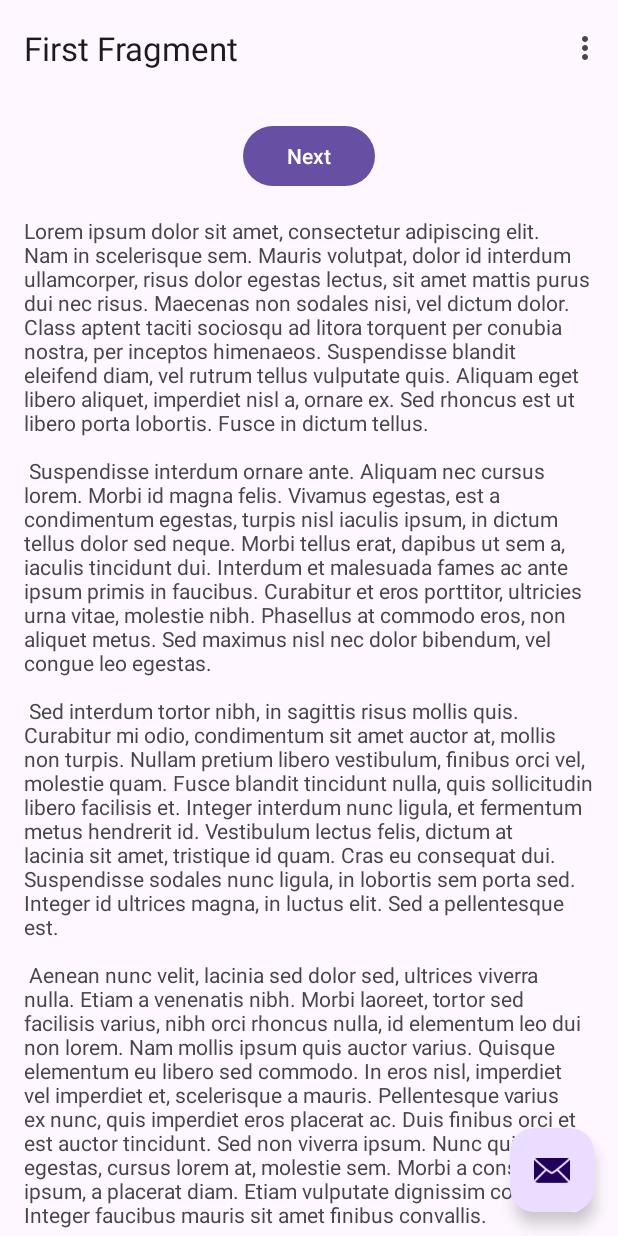
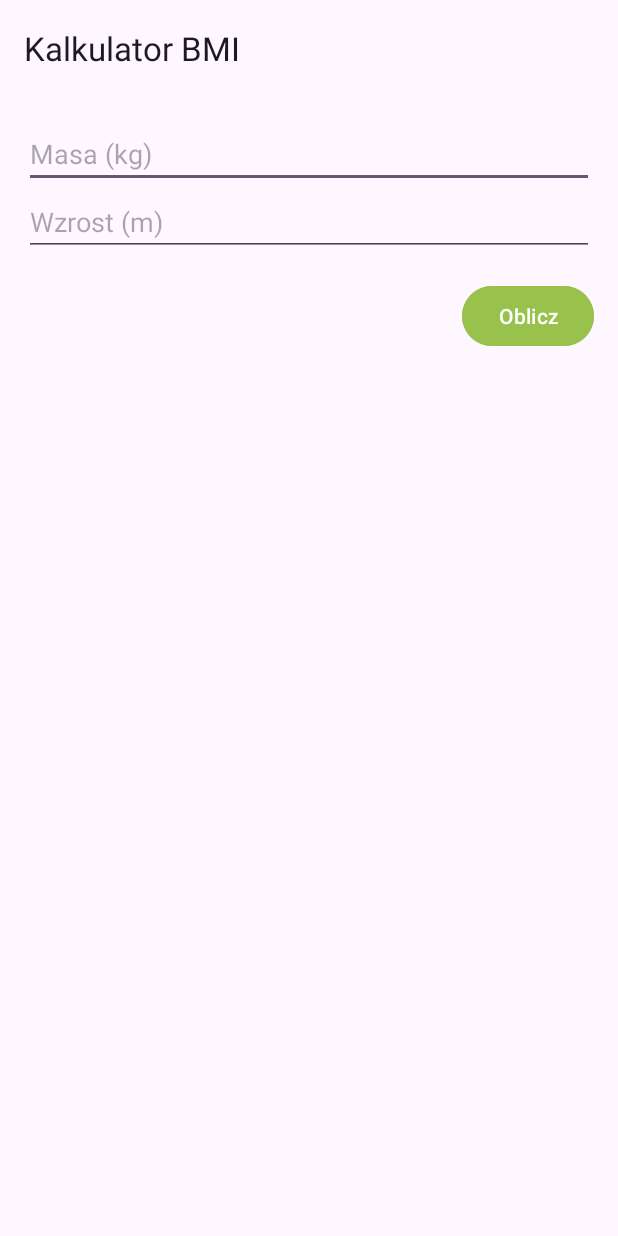
Before and after one commit to MateuszKopczynski23/PAMO, an Android app: the screen it shows after launch (MainActivity), on a phone screen of 412 x 824 dp. Run offline under Robolectric (Android 15) with nearby library versions, the phone set to English and light mode, and no system bars; our stand-ins replace navigation-ui.

Commit message:
Create BMI calculator

```diff
--- /dev/null
+++ b/app/src/main/java/com/example/pamo_s24261/CalculatorFragment.java
@@ -0,0 +1,84 @@
+package com.example.pamo_s24261;
+
+import android.os.Bundle;
+import android.text.TextUtils;
+import android.view.LayoutInflater;
+import android.view.View;
+import android.view.ViewGroup;
+import android.widget.EditText;
+import android.widget.Toast;
+import android.widget.Button;
+
+import androidx.annotation.NonNull;
+import androidx.annotation.Nullable;
+import androidx.fragment.app.Fragment;
+import androidx.navigation.Navigation;
+
+public class CalculatorFragment extends Fragment {
+    private static final String KEY_BMI = "BMI";
+    private static final String KEY_STATUS = "STATUS";
+
+    private EditText etWeight;
+    private EditText etHeight;
+
+    @Nullable
+    @Override
+    public View onCreateView(@NonNull LayoutInflater inflater,
+                             @Nullable ViewGroup container,
+                             @Nullable Bundle savedInstanceState) {
+        View view = inflater.inflate(R.layout.fragment_calculator, container, false);
+
+        etWeight = view.findViewById(R.id.etWeight);
+        etHeight = view.findViewById(R.id.etHeight);
+        Button btnCalculate = view.findViewById(R.id.btnCalculate);
+        btnCalculate.setOnClickListener(this::calculateBMI);
+
+        return view;
+    }
+
+    private void calculateBMI(View view) {
+        final String weightStr = etWeight.getText().toString();
+        final String heightStr = etHeight.getText().toString();
+
+        if (TextUtils.isEmpty(weightStr) || TextUtils.isEmpty(heightStr)) {
+            Toast.makeText(requireContext(), "Wypełnij wszystkie pola!", Toast.LENGTH_SHORT).show();
+            return;
+        }
+
+        try {
+            final double weight = Double.parseDouble(weightStr);
+            double height = Double.parseDouble(heightStr);
+
+            final double bmi = computeBMI(weight, height);
+            final String status = getBMIStatus(bmi);
+
+            Bundle bundle = new Bundle();
+            bundle.putDouble(KEY_BMI, bmi);
+            bundle.putString(KEY_STATUS, status);
+
+            Navigation.findNavController(view)
+                    .navigate(R.id.action_calculatorFragment_to_resultFragment, bundle);
+        } catch (NumberFormatException e) {
+            Toast.makeText(requireContext(), "Podaj prawidłowe dane!", Toast.LENGTH_SHORT).show();
+        }
+    }
+
+    private double computeBMI(double weight, double height) {
+        if (height > 3) {
+            height /= 100.0;
+        }
+        return weight / (height * height);
+    }
+
+    private String getBMIStatus(double bmi) {
+        if (bmi < 18.5) {
+            return "niedowaga";
+        } else if (bmi < 25) {
+            return "optimum";
+        } else if (bmi < 30) {
+            return "nadwaga";
+        } else {
+            return "otyłość";
+        }
+    }
+}
--- a/app/src/main/java/com/example/pamo_s24261/FirstFragment.java
+++ /dev/null
@@ -1,44 +0,0 @@
-package com.example.pamo_s24261;
-
-import android.os.Bundle;
-import android.view.LayoutInflater;
-import android.view.View;
-import android.view.ViewGroup;
-
-import androidx.annotation.NonNull;
-import androidx.fragment.app.Fragment;
-import androidx.navigation.fragment.NavHostFragment;
-
-import com.example.pamo_s24261.databinding.FragmentFirstBinding;
-
-public class FirstFragment extends Fragment {
-
-    private FragmentFirstBinding binding;
-
-    @Override
-    public View onCreateView(
-            @NonNull LayoutInflater inflater, ViewGroup container,
-            Bundle savedInstanceState
-    ) {
-
-        binding = FragmentFirstBinding.inflate(inflater, container, false);
-        return binding.getRoot();
-
-    }
-
-    public void onViewCreated(@NonNull View view, Bundle savedInstanceState) {
-        super.onViewCreated(view, savedInstanceState);
-
-        binding.buttonFirst.setOnClickListener(v ->
-                NavHostFragment.findNavController(FirstFragment.this)
-                        .navigate(R.id.action_FirstFragment_to_SecondFragment)
-        );
-    }
-
-    @Override
-    public void onDestroyView() {
-        super.onDestroyView();
-        binding = null;
-    }
-
-}
--- a/app/src/main/java/com/example/pamo_s24261/MainActivity.java
+++ b/app/src/main/java/com/example/pamo_s24261/MainActivity.java
@@ -2,11 +2,7 @@ package com.example.pamo_s24261;
 
 import android.os.Bundle;
 
-import com.google.android.material.snackbar.Snackbar;
-
 import androidx.appcompat.app.AppCompatActivity;
-
-import android.view.View;
 
 import androidx.navigation.NavController;
 import androidx.navigation.Navigation;
@@ -14,9 +10,6 @@ import androidx.navigation.ui.AppBarConfiguration;
 import androidx.navigation.ui.NavigationUI;
 
 import com.example.pamo_s24261.databinding.ActivityMainBinding;
-
-import android.view.Menu;
-import android.view.MenuItem;
 
 public class MainActivity extends AppCompatActivity {
 
@@ -35,37 +28,6 @@ public class MainActivity extends AppCompatActivity {
         NavController navController = Navigation.findNavController(this, R.id.nav_host_fragment_content_main);
         appBarConfiguration = new AppBarConfiguration.Builder(navController.getGraph()).build();
         NavigationUI.setupActionBarWithNavController(this, navController, appBarConfiguration);
-
-        binding.fab.setOnClickListener(new View.OnClickListener() {
-            @Override
-            public void onClick(View view) {
-                Snackbar.make(view, "Replace with your own action", Snackbar.LENGTH_LONG)
-                        .setAnchorView(R.id.fab)
-                        .setAction("Action", null).show();
-            }
-        });
-    }
-
-    @Override
-    public boolean onCreateOptionsMenu(Menu menu) {
-        // Inflate the menu; this adds items to the action bar if it is present.
-        getMenuInflater().inflate(R.menu.menu_main, menu);
-        return true;
-    }
-
-    @Override
-    public boolean onOptionsItemSelected(MenuItem item) {
-        // Handle action bar item clicks here. The action bar will
-        // automatically handle clicks on the Home/Up button, so long
-        // as you specify a parent activity in AndroidManifest.xml.
-        int id = item.getItemId();
-
-        //noinspection SimplifiableIfStatement
-        if (id == R.id.action_settings) {
-            return true;
-        }
-
-        return super.onOptionsItemSelected(item);
     }
 
     @Override
--- a/app/src/main/res/layout/activity_main.xml
+++ b/app/src/main/res/layout/activity_main.xml
@@ -1,6 +1,5 @@
 <?xml version="1.0" encoding="utf-8"?>
 <androidx.coordinatorlayout.widget.CoordinatorLayout xmlns:android="http://schemas.android.com/apk/res/android"
-    xmlns:app="http://schemas.android.com/apk/res-auto"
     xmlns:tools="http://schemas.android.com/tools"
     android:layout_width="match_parent"
     android:layout_height="match_parent"
@@ -21,13 +20,4 @@
 
     <include layout="@layout/content_main" />
 
-    <com.google.android.material.floatingactionbutton.FloatingActionButton
-        android:id="@+id/fab"
-        android:layout_width="wrap_content"
-        android:layout_height="wrap_content"
-        android:layout_gravity="bottom|end"
-        android:layout_marginEnd="@dimen/fab_margin"
-        android:layout_marginBottom="16dp"
-        app:srcCompat="@android:drawable/ic_dialog_email" />
-
 </androidx.coordinatorlayout.widget.CoordinatorLayout>
--- a/app/src/main/res/layout/content_main.xml
+++ b/app/src/main/res/layout/content_main.xml
@@ -1,5 +1,6 @@
 <?xml version="1.0" encoding="utf-8"?>
-<androidx.constraintlayout.widget.ConstraintLayout xmlns:android="http://schemas.android.com/apk/res/android"
+<androidx.constraintlayout.widget.ConstraintLayout
+    xmlns:android="http://schemas.android.com/apk/res/android"
     xmlns:app="http://schemas.android.com/apk/res-auto"
     android:layout_width="match_parent"
     android:layout_height="match_parent"
--- /dev/null
+++ b/app/src/main/res/layout/fragment_calculator.xml
@@ -0,0 +1,33 @@
+<?xml version="1.0" encoding="utf-8"?>
+<LinearLayout
+    xmlns:android="http://schemas.android.com/apk/res/android"
+    android:layout_width="match_parent"
+    android:layout_height="match_parent"
+    android:orientation="vertical"
+    android:padding="16dp">
+
+    <EditText
+        android:id="@+id/etWeight"
+        android:layout_width="match_parent"
+        android:layout_height="wrap_content"
+        android:autofillHints="weight"
+        android:hint="@string/hint_weight"
+        android:inputType="numberDecimal" />
+
+    <EditText
+        android:id="@+id/etHeight"
+        android:layout_width="match_parent"
+        android:layout_height="wrap_content"
+        android:autofillHints="height"
+        android:hint="@string/hint_height"
+        android:inputType="numberDecimal" />
+
+    <Button
+        android:id="@+id/btnCalculate"
+        android:layout_width="wrap_content"
+        android:layout_height="wrap_content"
+        android:backgroundTint="@color/calculator_fragment_button_color"
+        android:layout_gravity="end"
+        android:layout_marginTop="16dp"
+        android:text="@string/btn_calculate" />
+</LinearLayout>
--- a/app/src/main/res/layout/fragment_first.xml
+++ /dev/null
@@ -1,35 +0,0 @@
-<?xml version="1.0" encoding="utf-8"?>
-<androidx.core.widget.NestedScrollView xmlns:android="http://schemas.android.com/apk/res/android"
-    xmlns:app="http://schemas.android.com/apk/res-auto"
-    xmlns:tools="http://schemas.android.com/tools"
-    android:layout_width="match_parent"
-    android:layout_height="match_parent"
-    tools:context=".FirstFragment">
-
-    <androidx.constraintlayout.widget.ConstraintLayout
-        android:layout_width="match_parent"
-        android:layout_height="match_parent"
-        android:padding="16dp">
-
-        <Button
-            android:id="@+id/button_first"
-            android:layout_width="wrap_content"
-            android:layout_height="wrap_content"
-            android:text="@string/next"
-            app:layout_constraintBottom_toTopOf="@id/textview_first"
-            app:layout_constraintEnd_toEndOf="parent"
-            app:layout_constraintStart_toStartOf="parent"
-            app:layout_constraintTop_toTopOf="parent" />
-
-        <TextView
-            android:id="@+id/textview_first"
-            android:layout_width="wrap_content"
-            android:layout_height="wrap_content"
-            android:layout_marginTop="16dp"
-            android:text="@string/lorem_ipsum"
-            app:layout_constraintBottom_toBottomOf="parent"
-            app:layout_constraintEnd_toEndOf="parent"
-            app:layout_constraintStart_toStartOf="parent"
-            app:layout_constraintTop_toBottomOf="@id/button_first" />
-    </androidx.constraintlayout.widget.ConstraintLayout>
-</androidx.core.widget.NestedScrollView>
--- a/app/src/main/res/menu/menu_main.xml
+++ /dev/null
@@ -1,10 +0,0 @@
-<menu xmlns:android="http://schemas.android.com/apk/res/android"
-    xmlns:app="http://schemas.android.com/apk/res-auto"
-    xmlns:tools="http://schemas.android.com/tools"
-    tools:context="com.example.pamo_s24261.MainActivity">
-    <item
-        android:id="@+id/action_settings"
-        android:orderInCategory="100"
-        android:title="@string/action_settings"
-        app:showAsAction="never" />
-</menu>
--- a/app/src/main/res/navigation/nav_graph.xml
+++ b/app/src/main/res/navigation/nav_graph.xml
@@ -1,28 +1,20 @@
 <?xml version="1.0" encoding="utf-8"?>
 <navigation xmlns:android="http://schemas.android.com/apk/res/android"
     xmlns:app="http://schemas.android.com/apk/res-auto"
-    xmlns:tools="http://schemas.android.com/tools"
     android:id="@+id/nav_graph"
-    app:startDestination="@id/FirstFragment">
+    app:startDestination="@id/calculatorFragment">
 
     <fragment
-        android:id="@+id/FirstFragment"
-        android:name="com.example.pamo_s24261.FirstFragment"
-        android:label="@string/first_fragment_label"
-        tools:layout="@layout/fragment_first">
+        android:id="@+id/calculatorFragment"
+        android:name="com.example.pamo_s24261.CalculatorFragment"
+        android:label="@string/calculator_fragment_label">
+        <action
+            android:id="@+id/action_calculatorFragment_to_resultFragment"
+            app:destination="@id/resultFragment" />
+    </fragment>
 
-        <action
-            android:id="@+id/action_FirstFragment_to_SecondFragment"
-            app:destination="@id/SecondFragment" />
-    </fragment>
     <fragment
-        android:id="@+id/SecondFragment"
-        android:name="com.example.pamo_s24261.SecondFragment"
-        android:label="@string/second_fragment_label"
-        tools:layout="@layout/fragment_second">
-
-        <action
-            android:id="@+id/action_SecondFragment_to_FirstFragment"
-            app:destination="@id/FirstFragment" />
-    </fragment>
+        android:id="@+id/resultFragment"
+        android:name="com.example.pamo_s24261.ResultFragment"
+        android:label="@string/result_fragment_label" />
 </navigation>
--- a/app/src/main/res/values/strings.xml
+++ b/app/src/main/res/values/strings.xml
@@ -1,46 +1,12 @@
 <resources>
     <string name="app_name">pamo-s24261</string>
-    <string name="action_settings">Settings</string>
-    <!-- Strings used for fragments for navigation -->
-    <string name="first_fragment_label">First Fragment</string>
-    <string name="second_fragment_label">Second Fragment</string>
-    <string name="next">Next</string>
-    <string name="previous">Previous</string>
 
-    <string name="lorem_ipsum">
-        Lorem ipsum dolor sit amet, consectetur adipiscing elit. Nam in scelerisque sem. Mauris
-        volutpat, dolor id interdum ullamcorper, risus dolor egestas lectus, sit amet mattis purus
-        dui nec risus. Maecenas non sodales nisi, vel dictum dolor. Class aptent taciti sociosqu ad
-        litora torquent per conubia nostra, per inceptos himenaeos. Suspendisse blandit eleifend
-        diam, vel rutrum tellus vulputate quis. Aliquam eget libero aliquet, imperdiet nisl a,
-        ornare ex. Sed rhoncus est ut libero porta lobortis. Fusce in dictum tellus.\n\n
-        Suspendisse interdum ornare ante. Aliquam nec cursus lorem. Morbi id magna felis. Vivamus
-        egestas, est a condimentum egestas, turpis nisl iaculis ipsum, in dictum tellus dolor sed
-        neque. Morbi tellus erat, dapibus ut sem a, iaculis tincidunt dui. Interdum et malesuada
-        fames ac ante ipsum primis in faucibus. Curabitur et eros porttitor, ultricies urna vitae,
-        molestie nibh. Phasellus at commodo eros, non aliquet metus. Sed maximus nisl nec dolor
-        bibendum, vel congue leo egestas.\n\n
-        Sed interdum tortor nibh, in sagittis risus mollis quis. Curabitur mi odio, condimentum sit
-        amet auctor at, mollis non turpis. Nullam pretium libero vestibulum, finibus orci vel,
-        molestie quam. Fusce blandit tincidunt nulla, quis sollicitudin libero facilisis et. Integer
-        interdum nunc ligula, et fermentum metus hendrerit id. Vestibulum lectus felis, dictum at
-        lacinia sit amet, tristique id quam. Cras eu consequat dui. Suspendisse sodales nunc ligula,
-        in lobortis sem porta sed. Integer id ultrices magna, in luctus elit. Sed a pellentesque
-        est.\n\n
-        Aenean nunc velit, lacinia sed dolor sed, ultrices viverra nulla. Etiam a venenatis nibh.
-        Morbi laoreet, tortor sed facilisis varius, nibh orci rhoncus nulla, id elementum leo dui
-        non lorem. Nam mollis ipsum quis auctor varius. Quisque elementum eu libero sed commodo. In
-        eros nisl, imperdiet vel imperdiet et, scelerisque a mauris. Pellentesque varius ex nunc,
-        quis imperdiet eros placerat ac. Duis finibus orci et est auctor tincidunt. Sed non viverra
-        ipsum. Nunc quis augue egestas, cursus lorem at, molestie sem. Morbi a consectetur ipsum, a
-        placerat diam. Etiam vulputate dignissim convallis. Integer faucibus mauris sit amet finibus
-        convallis.\n\n
-        Phasellus in aliquet mi. Pellentesque habitant morbi tristique senectus et netus et
-        malesuada fames ac turpis egestas. In volutpat arcu ut felis sagittis, in finibus massa
-        gravida. Pellentesque id tellus orci. Integer dictum, lorem sed efficitur ullamcorper,
-        libero justo consectetur ipsum, in mollis nisl ex sed nisl. Donec maximus ullamcorper
-        sodales. Praesent bibendum rhoncus tellus nec feugiat. In a ornare nulla. Donec rhoncus
-        libero vel nunc consequat, quis tincidunt nisl eleifend. Cras bibendum enim a justo luctus
-        vestibulum. Fusce dictum libero quis erat maximus, vitae volutpat diam dignissim.
-    </string>
+    <string name="calculator_fragment_label">Kalkulator BMI</string>
+    <color name="calculator_fragment_button_color">#99C24D</color>
+
+    <string name="result_fragment_label">Wynik</string>
+
+    <string name="hint_weight">Masa (kg)</string>
+    <string name="hint_height">Wzrost (m)</string>
+    <string name="btn_calculate">Oblicz</string>
 </resources>
```
Also changed, not shown: app/src/main/java/com/example/pamo_s24261/ResultFragment.java (added, +44 -0 lines), app/src/main/java/com/example/pamo_s24261/SecondFragment.java (deleted, +0 -44 lines), app/src/main/res/layout/fragment_result.xml (added, +14 -0 lines), app/src/main/res/layout/fragment_second.xml (deleted, +0 -35 lines).
